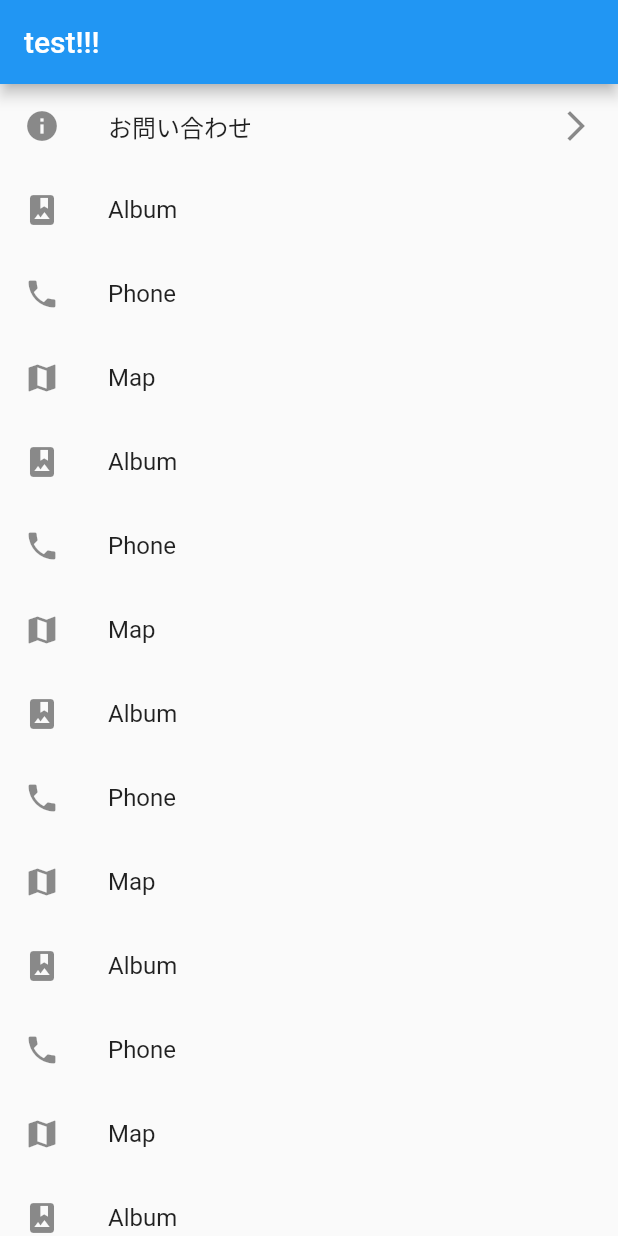
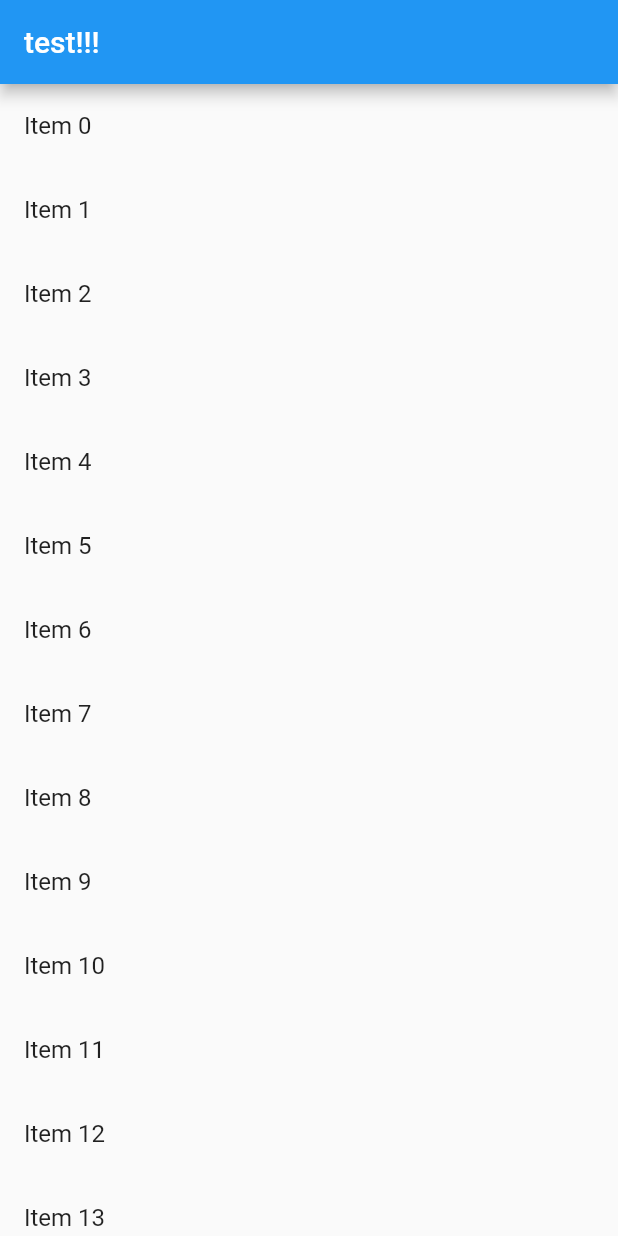
Before and after one commit to takumi1005/flutter-lerning, a Flutter app: the screen it shows after launch, on a phone screen of 412 x 824 dp. Run offline on Flutter 3.47's test engine with Material 2 defaults, Android fonts, the phone set to English and light mode, and no system bars.

Commit message:
Listのindexを表示

```diff
--- a/lib/main.dart
+++ b/lib/main.dart
@@ -29,6 +29,8 @@ class MyHomePage extends StatefulWidget {
 }
 
 class _MyHomePageState extends State<MyHomePage> {
+  final items = List<String>.generate(10000, (i) => "Item $i");
+
   @override
   Widget build(BuildContext context) {
     return Scaffold(
@@ -37,101 +39,13 @@ class _MyHomePageState extends State<MyHomePage> {
       ),
       body: Container(
         width: double.infinity,
-        child: ListView(
-          children: <Widget>[
-            ListTile(
-              leading: Icon(Icons.info),
-              title: Text('お問い合わせ'),
-              trailing: Icon(Icons.arrow_forward_ios),
-              onTap: () {
-                // 画面遷移
-                Navigator.push(
-                  context,
-                  MaterialPageRoute(builder: (context) => NextPage('あああ')),
-                );
-              },
-            ),
-            ListTile(
-              leading: Icon(Icons.photo_album),
-              title: Text('Album'),
-            ),
-            ListTile(
-              leading: Icon(Icons.phone),
-              title: Text('Phone'),
-            ),
-            ListTile(
-              leading: Icon(Icons.map),
-              title: Text('Map'),
-            ),
-            ListTile(
-              leading: Icon(Icons.photo_album),
-              title: Text('Album'),
-            ),
-            ListTile(
-              leading: Icon(Icons.phone),
-              title: Text('Phone'),
-            ),
-            ListTile(
-              leading: Icon(Icons.map),
-              title: Text('Map'),
-            ),
-            ListTile(
-              leading: Icon(Icons.photo_album),
-              title: Text('Album'),
-            ),
-            ListTile(
-              leading: Icon(Icons.phone),
-              title: Text('Phone'),
-            ),
-            ListTile(
-              leading: Icon(Icons.map),
-              title: Text('Map'),
-            ),
-            ListTile(
-              leading: Icon(Icons.photo_album),
-              title: Text('Album'),
-            ),
-            ListTile(
-              leading: Icon(Icons.phone),
-              title: Text('Phone'),
-            ),
-            ListTile(
-              leading: Icon(Icons.map),
-              title: Text('Map'),
-            ),
-            ListTile(
-              leading: Icon(Icons.photo_album),
-              title: Text('Album'),
-            ),
-            ListTile(
-              leading: Icon(Icons.phone),
-              title: Text('Phone'),
-            ),
-            ListTile(
-              leading: Icon(Icons.map),
-              title: Text('Map'),
-            ),
-            ListTile(
-              leading: Icon(Icons.photo_album),
-              title: Text('Album'),
-            ),
-            ListTile(
-              leading: Icon(Icons.phone),
-              title: Text('Phone'),
-            ),
-            ListTile(
-              leading: Icon(Icons.map),
-              title: Text('Map'),
-            ),
-            ListTile(
-              leading: Icon(Icons.photo_album),
-              title: Text('Album'),
-            ),
-            ListTile(
-              leading: Icon(Icons.phone),
-              title: Text('Phone'),
-            ),
-          ],
+        child: ListView.builder(
+          itemCount: items.length,
+          itemBuilder: (context, index) {
+            return ListTile(
+              title: Text('${items[index]}'),
+            );
+          },
         ),
       ),
     );
```
